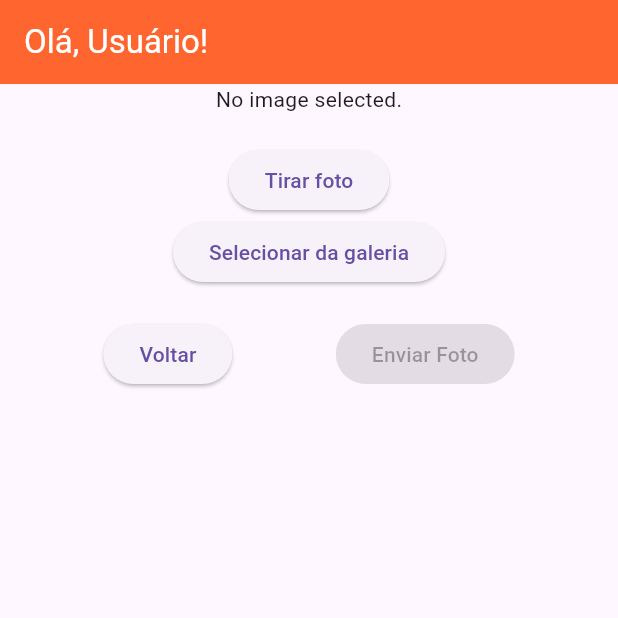
After one commit to eduardostxr/compra_ai, a Flutter app: the ReceiptPage screen opened directly, on a phone screen of 412 x 824 dp, the top half of it. The commit adds this screen. Run offline on Flutter 3.47's test engine with Material 3 defaults, Android fonts, the phone set to English and light mode, and no system bars; our stand-ins replace emoji_picker_flutter, image_picker; accounts and stored records are empty; network calls fail.

Commit message:
feat: start implementation of receipt upload

```diff
--- /dev/null
+++ b/devtools_options.yaml
@@ -0,0 +1,3 @@
+description: This file stores settings for Dart & Flutter DevTools.
+documentation: https://docs.flutter.dev/tools/devtools/extensions#configure-extension-enablement-states
+extensions:
--- /dev/null
+++ b/lib/service/queries/receipt_service.dart
@@ -0,0 +1 @@
+class ReceiptService {}
--- a/lib/ui/_common/generic_page_header.dart
+++ b/lib/ui/_common/generic_page_header.dart
@@ -1,4 +1,4 @@
-import 'package:compra/Util/colors_config.dart';
+import 'package:compra/util/colors_config.dart';
 import 'package:flutter/material.dart';
 
 class GenericPageHeader extends StatelessWidget {
--- a/lib/ui/_common/input_field.dart
+++ b/lib/ui/_common/input_field.dart
@@ -1,4 +1,4 @@
-import 'package:compra/Util/colors_config.dart';
+import 'package:compra/util/colors_config.dart';
 import 'package:flutter/material.dart';
 
 class InputField extends StatefulWidget {
--- a/lib/ui/_common/password_field.dart
+++ b/lib/ui/_common/password_field.dart
@@ -1,4 +1,4 @@
-import 'package:compra/Util/colors_config.dart';
+import 'package:compra/util/colors_config.dart';
 import 'package:flutter/material.dart';
 
 class PasswordField extends StatefulWidget {
--- a/lib/ui/home/components/add_list_button.dart
+++ b/lib/ui/home/components/add_list_button.dart
@@ -1,4 +1,4 @@
-import 'package:compra/Util/colors_config.dart';
+import 'package:compra/util/colors_config.dart';
 import 'package:compra/ui/_common/dashed_border.dart';
 import 'package:compra/ui/new_list/new_list_page.dart';
 import 'package:flutter/material.dart';
--- /dev/null
+++ b/lib/ui/receipt/receipt_page.dart
@@ -0,0 +1,100 @@
+import 'dart:io';
+import 'package:compra/util/colors_config.dart';
+import 'package:flutter/material.dart';
+import 'package:image_picker/image_picker.dart';
+
+class ReceiptPage extends StatefulWidget {
+  const ReceiptPage({super.key});
+  @override
+  // ignore: library_private_types_in_public_api
+  _ReceiptPageState createState() => _ReceiptPageState();
+}
+
+class _ReceiptPageState extends State<ReceiptPage> {
+  String userName = "Usuário";
+  final ImagePicker _picker = ImagePicker();
+  XFile? _image;
+  bool _isImageSelected = false;
+
+  Future<void> _pickImage(ImageSource source) async {
+    final pickedFile = await _picker.pickImage(source: source);
+    setState(() {
+      _image = pickedFile;
+      _isImageSelected = pickedFile != null;
+    });
+  }
+
+  Future<void> _sendImage() async {
+    // if (_image == null) return;
+
+    // final request = http.MultipartRequest(
+    //   'POST',
+    //   Uri.parse('YOUR_API_ENDPOINT_HERE'),
+    // );
+    // request.files.add(await http.MultipartFile.fromPath('image', _image!.path));
+
+    // final response = await request.send();
+
+    // if (response.statusCode == 200) {
+    //   // Handle successful response
+    //   print('Image uploaded successfully');
+    // } else {
+    //   // Handle error response
+    //   print('Image upload failed');
+    // }
+  }
+
+  @override
+  Widget build(BuildContext context) {
+    return Scaffold(
+      appBar: AppBar(
+        backgroundColor: AppColors.orange,
+        title: Row(
+          children: [
+            Text(
+              "Olá, $userName!",
+              textAlign: TextAlign.left,
+              style: const TextStyle(color: AppColors.white),
+            ),
+          ],
+        ),
+      ),
+      body: SingleChildScrollView(
+        child: Column(
+          mainAxisAlignment: MainAxisAlignment.center,
+          children: [
+            _image == null
+                ? const Text('No image selected.')
+                : Image.file(File(_image!.path)),
+            const SizedBox(height: 20),
+            ElevatedButton(
+              onPressed: () => _pickImage(ImageSource.camera),
+              child: const Text('Tirar foto'),
+            ),
+            ElevatedButton(
+              onPressed: () => _pickImage(ImageSource.gallery),
+              child: const Text('Selecionar da galeria'),
+            ),
+            const SizedBox(height: 20),
+            Row(
+              mainAxisAlignment: MainAxisAlignment.spaceEvenly,
+              children: [
+                ElevatedButton(
+                  onPressed: () {
+                    Navigator.pop(context);
+                  },
+                  child: const Text('Voltar'),
+                ),
+                ElevatedButton(
+                  onPressed: _isImageSelected ? _sendImage : null,
+                  child: const Text('Enviar Foto'),
+                ),
+              ],
+            ),
+            const SizedBox(height: 20),
+          ],
+        ),
+      ),
+    );
+  }
+}
--- a/pubspec.yaml
+++ b/pubspec.yaml
@@ -33,6 +33,7 @@ dependencies:
   http: ^1.2.2
   emoji_picker_flutter: ^3.1.0
   provider: ^6.1.2
+  image_picker: ^0.8.4+8
 
 
   # The following adds the Cupertino Icons font to your application.
```
Also changed, not shown: lib/models/receipt_model.dart (added, +72 -0 lines), lib/ui/home/home_page.dart (+13 -8 lines), lib/ui/login/login_page.dart (+6 -7 lines), pubspec.lock, 5 other files.
